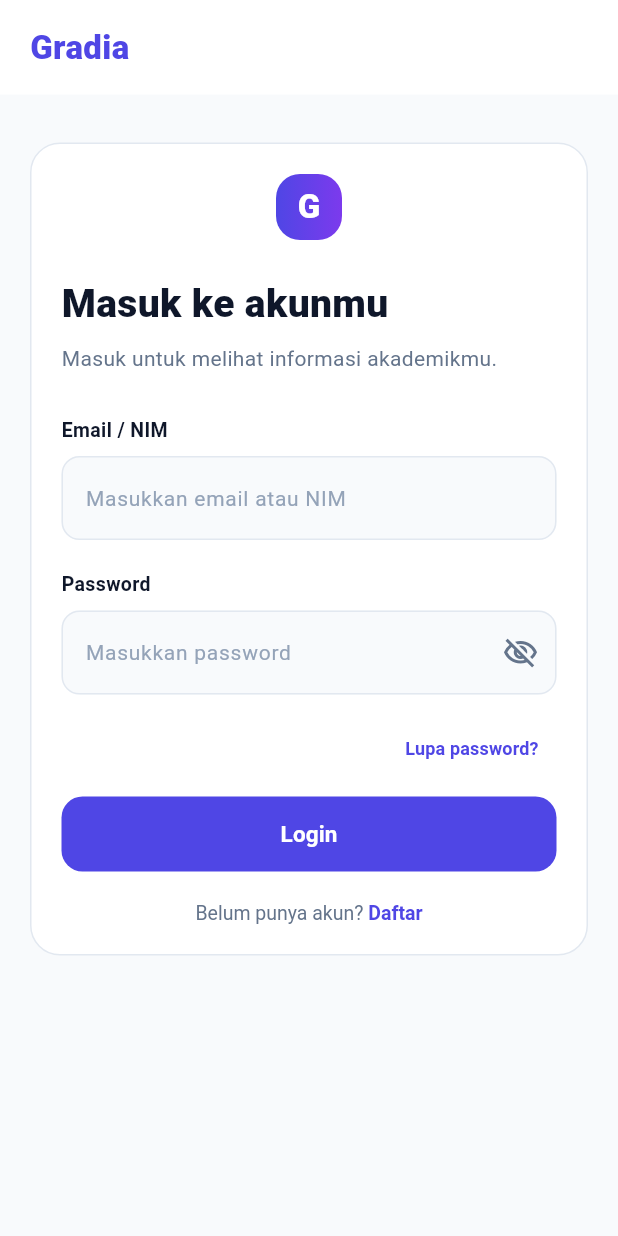
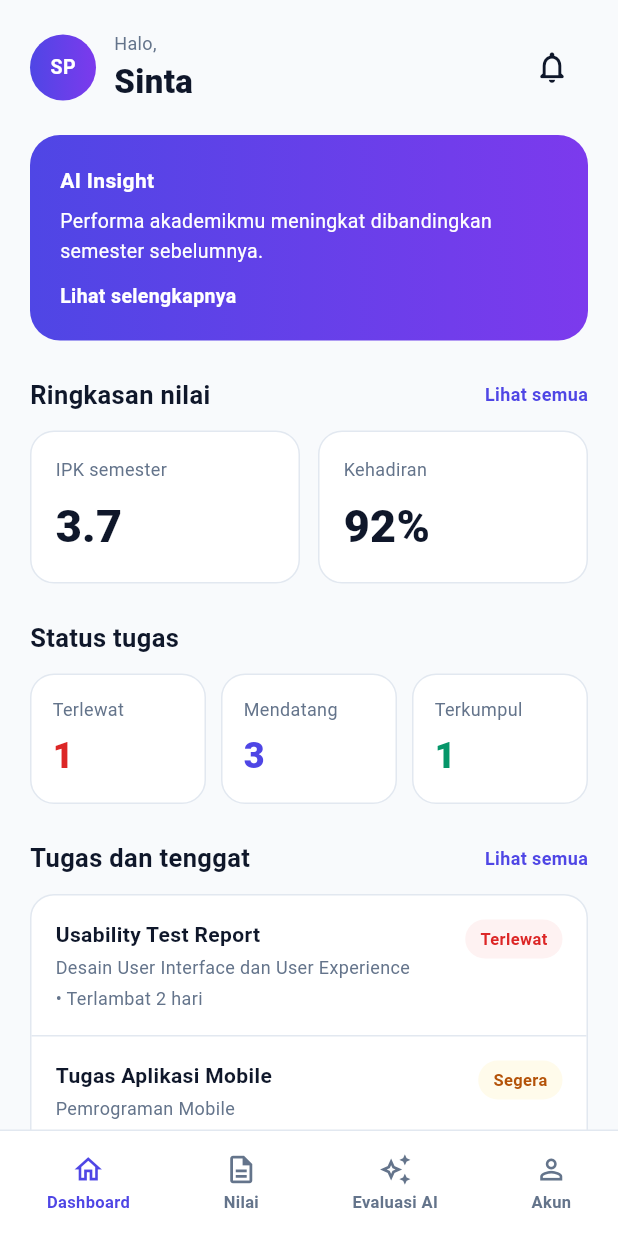
Before and after one commit to Azkiya-12/Gradia-PBL, a Flutter app: the screen it shows after launch, after a tap on "Login", on a phone screen of 412 x 824 dp. Run offline on Flutter 3.47's test engine with Material 3 defaults, Android fonts, the phone set to English and light mode, and no system bars.

Commit message:
Implementasi login dan Dashbord

```diff
--- a/mahasiswa/lib/screens/dashboard_screen.dart
+++ b/mahasiswa/lib/screens/dashboard_screen.dart
@@ -0,0 +1,587 @@
+import 'package:flutter/material.dart';
+
+class DashboardScreen extends StatelessWidget {
+  const DashboardScreen({super.key});
+
+  @override
+  Widget build(BuildContext context) {
+    return Scaffold(
+      backgroundColor: const Color(0xFFF8FAFC),
+      body: SafeArea(
+        child: SingleChildScrollView(
+          padding: const EdgeInsets.fromLTRB(20, 20, 20, 100),
+          child: Column(
+            crossAxisAlignment: CrossAxisAlignment.start,
+            children: [
+              // =========================
+              // HEADER
+              // =========================
+              Row(
+                children: [
+                  Container(
+                    width: 44,
+                    height: 44,
+                    decoration: const BoxDecoration(
+                      shape: BoxShape.circle,
+                      gradient: LinearGradient(
+                        colors: [
+                          Color(0xFF4F46E5),
+                          Color(0xFF7C3AED),
+                        ],
+                      ),
+                    ),
+                    child: const Center(
+                      child: Text(
+                        'SP',
+                        style: TextStyle(
+                          color: Colors.white,
+                          fontSize: 13,
+                          fontWeight: FontWeight.w700,
+                        ),
+                      ),
+                    ),
+                  ),
+
+                  const SizedBox(width: 12),
+
+                  const Expanded(
+                    child: Column(
+                      crossAxisAlignment: CrossAxisAlignment.start,
+                      children: [
+                        Text(
+                          'Halo,',
+                          style: TextStyle(
+                            fontSize: 12,
+                            color: Color(0xFF64748B),
+                          ),
+                        ),
+                        SizedBox(height: 2),
+                        Text(
+                          'Sinta',
+                          style: TextStyle(
+                            fontSize: 22,
+                            fontWeight: FontWeight.w800,
+                            color: Color(0xFF0F172A),
+                          ),
+                        ),
+                      ],
+                    ),
+                  ),
+
+                  IconButton(
+                    onPressed: () {},
+                    icon: const Icon(
+                      Icons.notifications_none_rounded,
+                      size: 25,
+                      color: Color(0xFF0F172A),
+                    ),
+                  ),
+                ],
+              ),
+
+              const SizedBox(height: 20),
+
+              // =========================
+              // AI INSIGHT
+              // =========================
+              Container(
+                width: double.infinity,
+                padding: const EdgeInsets.all(20),
+                decoration: BoxDecoration(
+                  borderRadius: BorderRadius.circular(20),
+                  gradient: const LinearGradient(
+                    colors: [
+                      Color(0xFF4F46E5),
+                      Color(0xFF7C3AED),
+                    ],
+                    begin: Alignment.centerLeft,
+                    end: Alignment.centerRight,
+                  ),
+                ),
+                child: const Column(
+                  crossAxisAlignment: CrossAxisAlignment.start,
+                  children: [
+                    Text(
+                      'AI Insight',
+                      style: TextStyle(
+                        color: Colors.white,
+                        fontSize: 14,
+                        fontWeight: FontWeight.w700,
+                      ),
+                    ),
+                    SizedBox(height: 8),
+                    Text(
+                      'Performa akademikmu meningkat dibandingkan semester sebelumnya.',
+                      style: TextStyle(
+                        color: Colors.white,
+                        fontSize: 13,
+                        height: 1.5,
+                      ),
+                    ),
+                    SizedBox(height: 10),
+                    Text(
+                      'Lihat selengkapnya',
+                      style: TextStyle(
+                        color: Colors.white,
+                        fontSize: 13,
+                        fontWeight: FontWeight.w700,
+                      ),
+                    ),
+                  ],
+                ),
+              ),
+
+              const SizedBox(height: 24),
+
+              // =========================
+              // RINGKASAN NILAI
+              // =========================
+              _SectionHeader(
+                title: 'Ringkasan nilai',
+                action: 'Lihat semua',
+              ),
+
+              const SizedBox(height: 12),
+
+              Row(
+                crossAxisAlignment: CrossAxisAlignment.start,
+                children: [
+                  Expanded(
+                    child: _StatCard(
+                      label: 'IPK semester',
+                      value: '3.7',
+                    ),
+                  ),
+
+                  const SizedBox(width: 12),
+
+                  Expanded(
+                    child: _StatCard(
+                      label: 'Kehadiran',
+                      value: '92%',
+                    ),
+                  ),
+                ],
+              ),
+
+              const SizedBox(height: 24),
+
+              // =========================
+              // STATUS TUGAS
+              // =========================
+              const Text(
+                'Status tugas',
+                style: TextStyle(
+                  fontSize: 17,
+                  fontWeight: FontWeight.w700,
+                  color: Color(0xFF0F172A),
+                ),
+              ),
+
+              const SizedBox(height: 12),
+
+              Row(
+                crossAxisAlignment: CrossAxisAlignment.start,
+                children: [
+                  Expanded(
+                    child: _TaskStatusCard(
+                      label: 'Terlewat',
+                      value: '1',
+                      valueColor: Color(0xFFDC2626),
+                    ),
+                  ),
+
+                  const SizedBox(width: 10),
+
+                  Expanded(
+                    child: _TaskStatusCard(
+                      label: 'Mendatang',
+                      value: '3',
+                      valueColor: Color(0xFF4F46E5),
+                    ),
+                  ),
+
+                  const SizedBox(width: 10),
+
+                  Expanded(
+                    child: _TaskStatusCard(
+                      label: 'Terkumpul',
+                      value: '1',
+                      valueColor: Color(0xFF059669),
+                    ),
+                  ),
+                ],
+              ),
+
+              const SizedBox(height: 24),
+
+              // =========================
+              // TUGAS DAN TENGGAT
+              // =========================
+              _SectionHeader(
+                title: 'Tugas dan tenggat',
+                action: 'Lihat semua',
+              ),
+
+              const SizedBox(height: 12),
+
+              Container(
+                width: double.infinity,
+                decoration: BoxDecoration(
+                  color: Colors.white,
+                  borderRadius: BorderRadius.circular(16),
+                  border: Border.all(
+                    color: const Color(0xFFE2E8F0),
+                  ),
+                ),
+                child: Column(
+                  children: [
+                    _AssignmentItem(
+                      title: 'Usability Test Report',
+                      subtitle:
+                          'Desain User Interface dan User Experience',
+                      deadline: 'Terlambat 2 hari',
+                      status: 'Terlewat',
+                      statusColor: const Color(0xFFDC2626),
+                      statusBackground: const Color(0xFFFEF2F2),
+                    ),
+
+                    const Divider(
+                      height: 1,
+                      color: Color(0xFFE2E8F0),
+                    ),
+
+                    _AssignmentItem(
+                      title: 'Tugas Aplikasi Mobile',
+                      subtitle: 'Pemrograman Mobile',
+                      deadline: 'Besok, 23:59',
+                      status: 'Segera',
+                      statusColor: const Color(0xFFB45309),
+                      statusBackground: const Color(0xFFFFFBEB),
+                    ),
+                  ],
+                ),
+              ),
+            ],
+          ),
+        ),
+      ),
+
+      // =========================
+      // BOTTOM NAVIGATION
+      // =========================
+      bottomNavigationBar: Container(
+        height: 71,
+        decoration: const BoxDecoration(
+          color: Colors.white,
+          border: Border(
+            top: BorderSide(
+              color: Color(0xFFE2E8F0),
+            ),
+          ),
+        ),
+        child: Row(
+          mainAxisAlignment: MainAxisAlignment.spaceAround,
+          children: [
+            _BottomNavItem(
+              icon: Icons.home_outlined,
+              label: 'Dashboard',
+              active: true,
+            ),
+            _BottomNavItem(
+              icon: Icons.description_outlined,
+              label: 'Nilai',
+            ),
+            _BottomNavItem(
+              icon: Icons.auto_awesome_outlined,
+              label: 'Evaluasi AI',
+            ),
+            _BottomNavItem(
+              icon: Icons.person_outline,
+              label: 'Akun',
+            ),
+          ],
+        ),
+      ),
+    );
+  }
+}
+
+// =====================================================
+// SECTION HEADER
+// =====================================================
+
+class _SectionHeader extends StatelessWidget {
+  final String title;
+  final String action;
+
+  const _SectionHeader({
+    required this.title,
+    required this.action,
+  });
+
+  @override
+  Widget build(BuildContext context) {
+    return Row(
+      children: [
+        Expanded(
+          child: Text(
+            title,
+            style: const TextStyle(
+              fontSize: 17,
+              fontWeight: FontWeight.w700,
+              color: Color(0xFF0F172A),
+            ),
+          ),
+        ),
+        Text(
+          action,
+          style: const TextStyle(
+            fontSize: 12,
+            fontWeight: FontWeight.w600,
+            color: Color(0xFF4F46E5),
+          ),
+        ),
+      ],
+    );
+  }
+}
+
+// =====================================================
+// STAT CARD
+// =====================================================
+
+class _StatCard extends StatelessWidget {
+  final String label;
+  final String value;
+
+  const _StatCard({
+    required this.label,
+    required this.value,
+  });
+
+  @override
+  Widget build(BuildContext context) {
+    return Container(
+      padding: const EdgeInsets.all(16),
+      decoration: BoxDecoration(
+        color: Colors.white,
+        borderRadius: BorderRadius.circular(16),
+        border: Border.all(
+          color: const Color(0xFFE2E8F0),
+        ),
+      ),
+      child: Column(
+        crossAxisAlignment: CrossAxisAlignment.start,
+        children: [
+          Text(
+            label,
+            style: const TextStyle(
+              fontSize: 12,
+              color: Color(0xFF64748B),
+            ),
+          ),
+
+          const SizedBox(height: 8),
+
+          Text(
+            value,
+            style: const TextStyle(
+              fontSize: 30,
+              fontWeight: FontWeight.w800,
+              color: Color(0xFF0F172A),
+            ),
+          ),
+        ],
+      ),
+    );
+  }
+}
+
+// =====================================================
+// TASK STATUS CARD
+// =====================================================
+
+class _TaskStatusCard extends StatelessWidget {
+  final String label;
+  final String value;
+  final Color valueColor;
+
+  const _TaskStatusCard({
+    required this.label,
+    required this.value,
+    required this.valueColor,
+  });
+
+  @override
+  Widget build(BuildContext context) {
+    return Container(
+      padding: const EdgeInsets.all(14),
+      decoration: BoxDecoration(
+        color: Colors.white,
+        borderRadius: BorderRadius.circular(16),
+        border: Border.all(
+          color: const Color(0xFFE2E8F0),
+        ),
+      ),
+      child: Column(
+        crossAxisAlignment: CrossAxisAlignment.start,
+        children: [
+          Text(
+            label,
+            style: const TextStyle(
+              fontSize: 12,
+              color: Color(0xFF64748B),
+            ),
+          ),
+
+          const SizedBox(height: 6),
+
+          Text(
+            value,
+            style: TextStyle(
+              fontSize: 24,
+              fontWeight: FontWeight.w800,
+              color: valueColor,
+            ),
+          ),
+        ],
+      ),
+    );
+  }
+}
+
+// =====================================================
+// ASSIGNMENT ITEM
+// =====================================================
+
+class _AssignmentItem extends StatelessWidget {
+  final String title;
+  final String subtitle;
+  final String deadline;
+  final String status;
+  final Color statusColor;
+  final Color statusBackground;
+
+  const _AssignmentItem({
+    required this.title,
+    required this.subtitle,
+    required this.deadline,
+    required this.status,
+    required this.statusColor,
+    required this.statusBackground,
+  });
+
+  @override
+  Widget build(BuildContext context) {
+    return Padding(
+      padding: const EdgeInsets.all(16),
+      child: Row(
+        crossAxisAlignment: CrossAxisAlignment.start,
+        children: [
+          Expanded(
+            child: Column(
+              crossAxisAlignment: CrossAxisAlignment.start,
+              children: [
+                Text(
+                  title,
+                  style: const TextStyle(
+                    fontSize: 14,
+                    fontWeight: FontWeight.w700,
+                    color: Color(0xFF0F172A),
+                  ),
+                ),
+
+                const SizedBox(height: 3),
+
+                Text(
+                  subtitle,
+                  style: const TextStyle(
+                    fontSize: 12,
+                    color: Color(0xFF64748B),
+                  ),
+                ),
+
+                const SizedBox(height: 4),
+
+                Text(
+                  '• $deadline',
+                  style: const TextStyle(
+                    fontSize: 12,
+                    color: Color(0xFF64748B),
+                  ),
+                ),
+              ],
+            ),
+          ),
+
+          const SizedBox(width: 8),
+
+          Container(
+            padding: const EdgeInsets.symmetric(
+              horizontal: 10,
+              vertical: 5,
+            ),
+            decoration: BoxDecoration(
+              color: statusBackground,
+              borderRadius: BorderRadius.circular(999),
+            ),
+            child: Text(
+              status,
+              style: TextStyle(
+                fontSize: 11,
+                fontWeight: FontWeight.w700,
+                color: statusColor,
+              ),
+            ),
+          ),
+        ],
+      ),
+    );
+  }
+}
+
+// =====================================================
+// BOTTOM NAVIGATION ITEM
+// =====================================================
+
+class _BottomNavItem extends StatelessWidget {
+  final IconData icon;
+  final String label;
+  final bool active;
+
+  const _BottomNavItem({
+    required this.icon,
+    required this.label,
+    this.active = false,
+  });
+
+  @override
+  Widget build(BuildContext context) {
+    final color = active
+        ? const Color(0xFF4F46E5)
+        : const Color(0xFF64748B);
+
+    return Column(
+      mainAxisAlignment: MainAxisAlignment.center,
+      children: [
+        Icon(
+          icon,
+          size: 22,
+          color: color,
+        ),
+
+        const SizedBox(height: 3),
+
+        Text(
+          label,
+          style: TextStyle(
+            fontSize: 11,
+            fontWeight: FontWeight.w600,
+            color: color,
+          ),
+        ),
+      ],
+    );
+  }
+}
--- a/mahasiswa/lib/screens/login_screen.dart
+++ b/mahasiswa/lib/screens/login_screen.dart
@@ -1,5 +1,5 @@
 import 'package:flutter/material.dart';
-
+import 'dashboard_screen.dart';
 class LoginScreen extends StatefulWidget {
   const LoginScreen({super.key});
 
@@ -232,7 +232,14 @@ class _LoginScreenState extends State<LoginScreen> {
                       width: double.infinity,
                       height: 50,
                       child: ElevatedButton(
-                        onPressed: () {},
+                        onPressed: () {
+                        Navigator.push(
+                          context,
+                          MaterialPageRoute(
+                            builder: (context) => const DashboardScreen(),
+                          ),
+                        );
+                      },
                         style: ElevatedButton.styleFrom(
                           backgroundColor: const Color(0xFF4F46E5),
                           foregroundColor: Colors.white,
```
